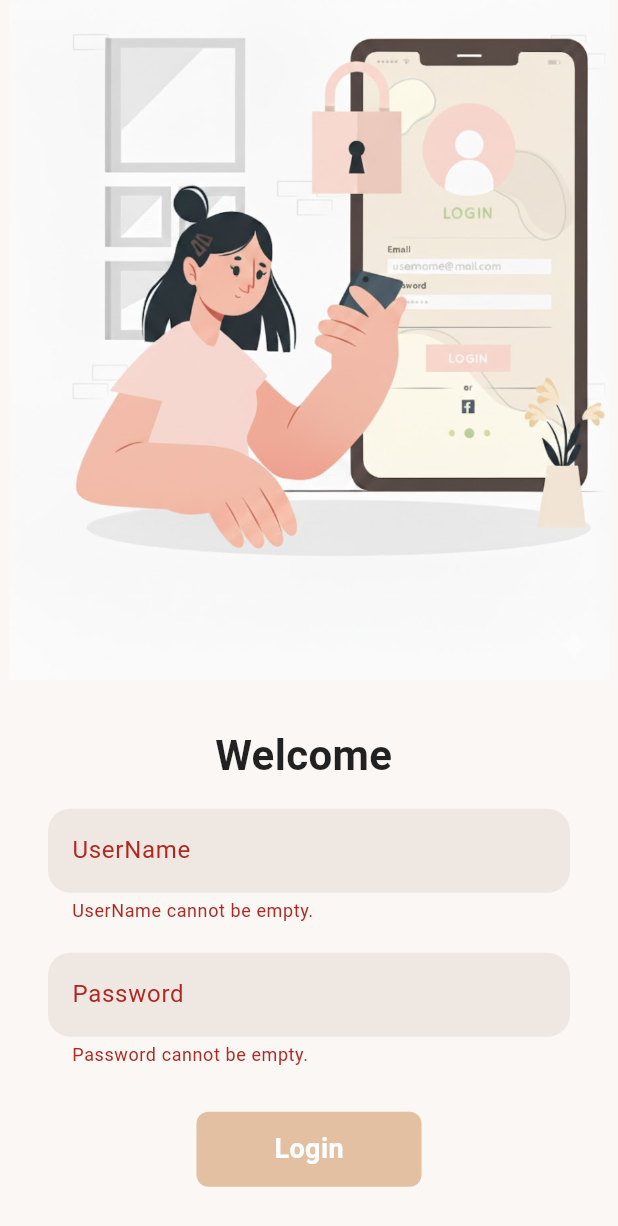
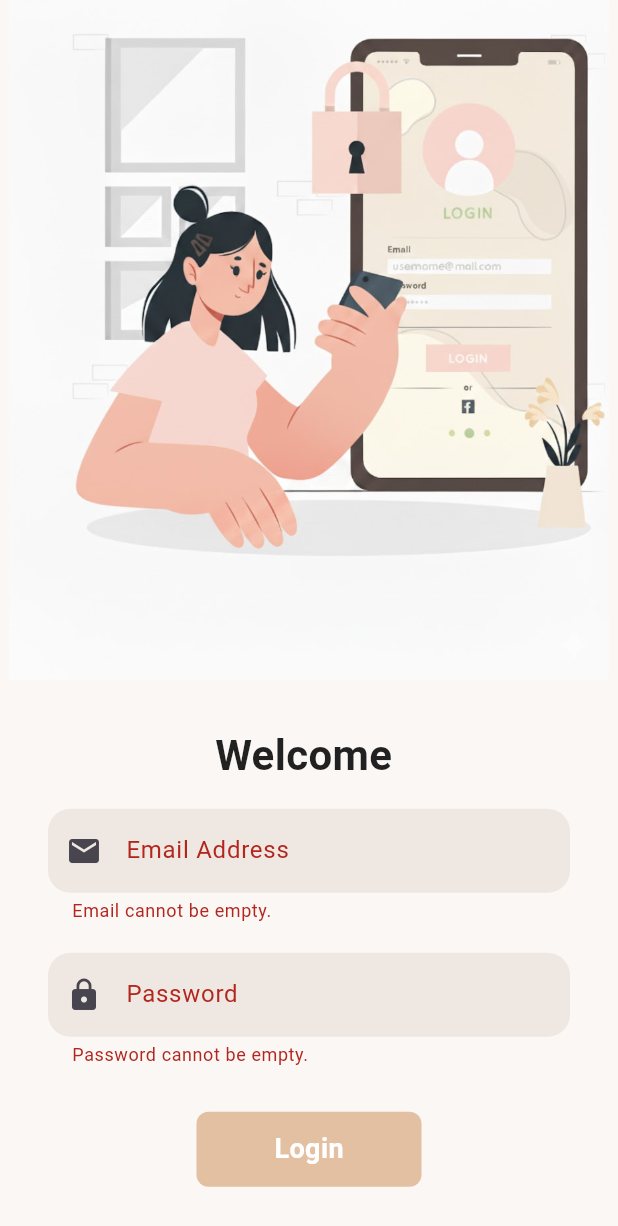
Before and after one commit to maimoona-mustafvi/Elura_skincare_app, a Flutter app: the screen it shows after launch, after a tap on "Login", on a phone screen of 412 x 824 dp. Shown: the top 1226 px of the screen. Run offline on Flutter 3.47's test engine with Material 3 defaults, Android fonts, the phone set to English and light mode, and no system bars; our stand-ins replace firebase_auth, firebase_core, geolocator, google_fonts; accounts and stored records are empty.

Commit message:
User Authentication

```diff
--- a/lib/main.dart
+++ b/lib/main.dart
@@ -2,8 +2,20 @@ import 'package:flutter/material.dart';
 import 'package:elura_skincare_app/pages/login_page.dart';
 import 'package:elura_skincare_app/pages/bottomNavBar.dart';
 import 'package:elura_skincare_app/utils/routes.dart';
+import 'package:firebase_core/firebase_core.dart';
+import 'package:elura_skincare_app/pages/signup.dart';
 
-void main() {
+void main() async {
+  WidgetsFlutterBinding.ensureInitialized();
+  await Firebase.initializeApp(options: const FirebaseOptions(
+      apiKey: "AIzaSyBwQLzlY8lNZ1HoRImlpX7h3QM5NdedwM0",
+      authDomain: "elura-e49ee.firebaseapp.com",
+      projectId: "elura-e49ee",
+      storageBucket: "elura-e49ee.firebasestorage.app",
+      messagingSenderId: "499664339630",
+      appId: "1:499664339630:web:47cddd967f2438ddaf633f",
+      measurementId: "G-F8ENHTHXFF"
+  ),);
   runApp(MyApp());
 }
 
@@ -20,6 +32,7 @@ class MyApp extends StatelessWidget {
       initialRoute: MyRoutes.loginRoute,
       routes: {
         MyRoutes.loginRoute: (context) => LoginPage(),
+        MyRoutes.signupRoute: (context) => SignupPage(),
         MyRoutes.homeRoute: (context) => MainNavigation(),
       },
     );
--- a/lib/pages/login_page.dart
+++ b/lib/pages/login_page.dart
@@ -1,4 +1,5 @@
 import 'package:flutter/material.dart';
+import 'package:firebase_auth/firebase_auth.dart';
 import 'package:elura_skincare_app/utils/routes.dart';
 
 class LoginPage extends StatefulWidget {
@@ -9,20 +10,28 @@ class LoginPage extends StatefulWidget {
 class _LoginPageState extends State<LoginPage> {
   String name = "";
   bool changeButton = false;
+  bool isLoading = false;
   final _formKey = GlobalKey<FormState>();
 
-  final TextEditingController _usernameController = TextEditingController();
+  final TextEditingController _emailController = TextEditingController();
   final TextEditingController _passwordController = TextEditingController();
+
+  final FirebaseAuth _auth = FirebaseAuth.instance;
 
   moveToHomePage(BuildContext context) async {
     if (_formKey.currentState!.validate()) {
       setState(() {
         changeButton = true;
+        isLoading = true;
       });
 
-      await Future.delayed(Duration(seconds: 1));
+      try {
+        UserCredential userCredential = await _auth.signInWithEmailAndPassword(
+          email: _emailController.text.trim(),
+          password: _passwordController.text,
+        );
 
-      _usernameController.clear();
+        _emailController.clear();
         _passwordController.clear();
         setState(() {
           name = "";
@@ -30,9 +39,49 @@ class _LoginPageState extends State<LoginPage> {
 
         Navigator.pushNamed(context, MyRoutes.homeRoute);
 
+      } on FirebaseAuthException catch (e) {
+        String errorMessage = 'Login failed';
+
+        switch (e.code) {
+          case 'user-not-found':
+            errorMessage = 'No user found with this email';
+            break;
+          case 'wrong-password':
+            errorMessage = 'Wrong password';
+            break;
+          case 'invalid-email':
+            errorMessage = 'Invalid email format';
+            break;
+          case 'user-disabled':
+            errorMessage = 'This account has been disabled';
+            break;
+          case 'too-many-requests':
+            errorMessage = 'Too many attempts. Try again later';
+            break;
+        }
+
+        ScaffoldMessenger.of(context).showSnackBar(
+          SnackBar(
+            content: Text(errorMessage),
+            backgroundColor: Colors.red,
+            duration: Duration(seconds: 3),
+          ),
+        );
+
+      } catch (e) {
+        ScaffoldMessenger.of(context).showSnackBar(
+          SnackBar(
+            content: Text('An error occurred'),
+            backgroundColor: Colors.red,
+          ),
+        );
+      } finally {
         setState(() {
           changeButton = false;
+          isLoading = false;
         });
+      }
+
     } else {
       ScaffoldMessenger.of(context).showSnackBar(
         SnackBar(content: Text('Please fix the errors in the form')),
@@ -74,26 +123,31 @@ class _LoginPageState extends State<LoginPage> {
                 child: Column(
                   children: [
                     TextFormField(
-                      controller: _usernameController,
+                      controller: _emailController,
+                      keyboardType: TextInputType.emailAddress,
                       decoration: InputDecoration(
-                        hintText: "Enter UserName",
-                        labelText: "UserName",
+                        hintText: "Enter Email Address",
+                        labelText: "Email Address",
                         filled: true,
                         fillColor: Color(0xFFEFE7E1),
                         border: OutlineInputBorder(
                           borderRadius: BorderRadius.circular(15),
                           borderSide: BorderSide.none,
                         ),
+                        prefixIcon: Icon(Icons.email),
                       ),
                       validator: (value) {
                         if (value!.isEmpty) {
-                          return "UserName cannot be empty.";
+                          return "Email cannot be empty.";
+                        }
+                        if (!value.contains('@') || !value.contains('.')) {
+                          return "Please enter a valid email address.";
                         }
                         return null;
                       },
                       onChanged: (value) {
                         setState(() {
-                          name = value;
+                          name = value.contains('@') ? value.split('@')[0] : value;
                         });
                       },
                     ),
@@ -110,12 +164,13 @@ class _LoginPageState extends State<LoginPage> {
                           borderRadius: BorderRadius.circular(15),
                           borderSide: BorderSide.none,
                         ),
+                        prefixIcon: Icon(Icons.lock),
                       ),
                       validator: (value) {
                         if (value!.isEmpty) {
                           return "Password cannot be empty.";
                         } else if (value.length < 6) {
-                          return "Password length should be at least 6 digits.";
+                          return "Password length should be at least 6 characters.";
                         }
                         return null;
                       },
@@ -123,17 +178,22 @@ class _LoginPageState extends State<LoginPage> {
                     SizedBox(height: 30.0),
                     InkWell(
                       splashColor: Color(0xFF9B8780),
-                      onTap: () => moveToHomePage(context),
+                      onTap: isLoading ? null : () => moveToHomePage(context),
                       child: AnimatedContainer(
                         duration: Duration(milliseconds: 300),
                         width: changeButton ? 50 : 150,
                         height: 50,
                         alignment: Alignment.center,
                         decoration: BoxDecoration(
-                          color: const Color.fromARGB(255, 227, 192, 162),
+                          color: isLoading ? Colors.grey : const Color.fromARGB(255, 227, 192, 162),
                           borderRadius: BorderRadius.circular(changeButton ? 50 : 8),
                         ),
-                        child: changeButton
+                        child: isLoading
+                            ? CircularProgressIndicator(
+                          color: Colors.white,
+                          strokeWidth: 3,
+                        )
+                            : changeButton
                             ? Icon(Icons.done, color: Colors.white)
                             : Text(
                           "Login",
@@ -145,6 +205,25 @@ class _LoginPageState extends State<LoginPage> {
                         ),
                       ),
                     ),
+                    SizedBox(height: 20),
+                    Row(
+                      mainAxisAlignment: MainAxisAlignment.center,
+                      children: [
+                        Text("Don't have an account? "),
+                        TextButton(
+                          onPressed: () {
+                            Navigator.pushNamed(context, MyRoutes.signupRoute);
+                          },
+                          child: Text(
+                            'Sign Up',
+                            style: TextStyle(
+                              color: Color(0xFF9B8780),
+                              fontWeight: FontWeight.bold,
+                            ),
+                          ),
+                        ),
+                      ],
+                    ),
                   ],
                 ),
               ),
--- a/lib/utils/routes.dart
+++ b/lib/utils/routes.dart
@@ -1,6 +1,7 @@
 class MyRoutes{
   static String loginRoute = "/login_page";
   static String homeRoute = "/home_page";
+  static String signupRoute = "/signup";
 }
 
 
```
Also changed, not shown: lib/pages/signup.dart (+258 -0 lines), pubspec.yaml (+10 -74 lines), pubspec.lock, 6 other files. Lines whose indentation alone changed are shown as unchanged.
